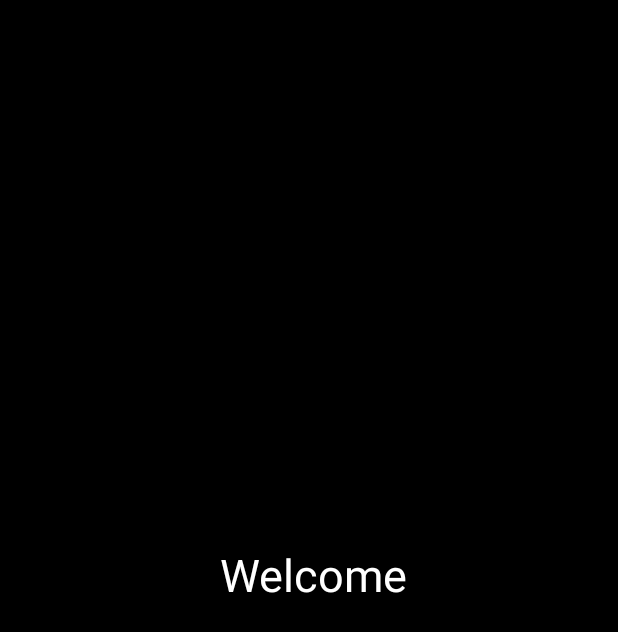
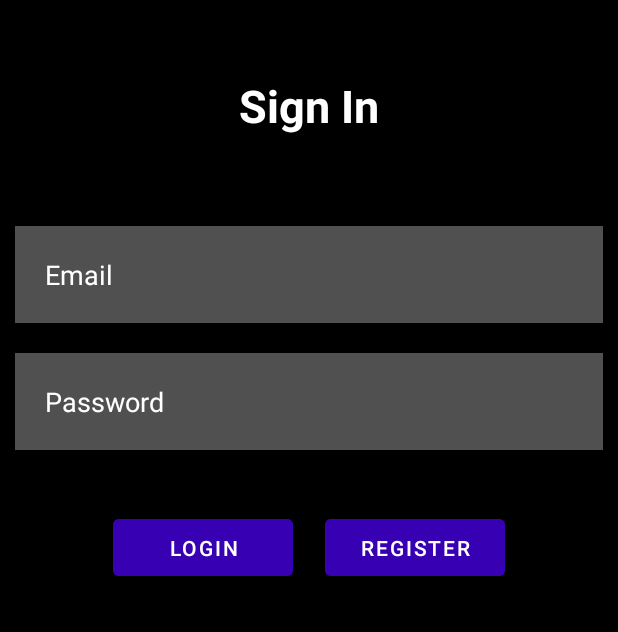
Before and after one commit to checkincheckoutorg/cico-application, an Android app: the screen it shows after launch (NextActivity before the commit, LoginActivity after it), on a phone screen of 412 x 824 dp. Shown: the top 632 px of the screen. Run offline under Robolectric (Android 15) with nearby library versions, the phone set to English and light mode, and no system bars; our stand-ins replace RxJava.

Commit message:
Added register and login pages
Register and login pages for Android app, along with Activity classes. Included connection to Node JS API

```diff
--- /dev/null
+++ b/CheckInCheckOut/app/src/main/java/com/example/checkincheckout/LoginActivity.java
@@ -0,0 +1,107 @@
+package com.example.checkincheckout;
+
+import android.content.Intent;
+import android.os.Build;
+import android.os.Bundle;
+import android.view.View;
+import android.widget.TextView;
+import android.widget.Toast;
+
+import androidx.annotation.RequiresApi;
+import androidx.appcompat.app.AppCompatActivity;
+
+import com.example.checkincheckout.Retrofit.INodeJS;
+import com.example.checkincheckout.Retrofit.RetrofitClient;
+import com.google.android.material.button.MaterialButton;
+
+import io.reactivex.android.schedulers.AndroidSchedulers;
+import io.reactivex.disposables.CompositeDisposable;
+import io.reactivex.functions.Consumer;
+import io.reactivex.schedulers.Schedulers;
+import retrofit2.Retrofit;
+
+public class LoginActivity extends AppCompatActivity {
+
+    INodeJS myAPI;
+    CompositeDisposable compositeDisposable = new CompositeDisposable();
+
+    TextView username, password;
+    String typedUsername;
+    MaterialButton btn_login, btn_register;
+
+    @Override
+    protected void onStop() {
+        compositeDisposable.clear();
+        super.onStop();
+    }
+
+    @Override
+    protected void onDestroy() {
+        compositeDisposable.clear();
+        super.onDestroy();
+    }
+
+    @Override
+    protected void onCreate(Bundle savedInstanceState) {
+        super.onCreate(savedInstanceState);
+        setContentView(R.layout.activity_login);
+
+        //init API
+        Retrofit retrofit = RetrofitClient.getInstance();
+        myAPI = retrofit.create(INodeJS.class);
+
+        //View
+        btn_login = (MaterialButton) findViewById(R.id.btn_signin);
+        btn_register = (MaterialButton) findViewById(R.id.btn_register);
+
+        username = (TextView) findViewById(R.id.email);
+        password = (TextView) findViewById(R.id.password);
+
+        //Event
+        btn_login.setOnClickListener(v -> loginUser(username.getText().toString(), password.getText().toString()));
+
+        btn_register.setOnClickListener(v -> {
+            Intent i = new Intent(LoginActivity.this, RegisterActivity.class);
+            i.putExtra("Name", username.getText().toString());
+            startActivity(i);
+        });
+
+/*        TextView username = (TextView) findViewById(R.id.email);
+        TextView password = (TextView) findViewById(R.id.password);
+
+        MaterialButton btn_login = (MaterialButton) findViewById(R.id.btn_signin);*/
+
+        /*// test
+        btn_login.setOnClickListener(v -> {
+            if(username.getText().toString().equals("admin") && password.getText().toString().equals("admin"))
+            {
+                //correct
+                Toast.makeText(LoginActivity.this, "Login successful", Toast.LENGTH_SHORT).show();
+            } else {
+                // incorrect
+                Toast.makeText(LoginActivity.this, "Login failed", Toast.LENGTH_SHORT).show();
+            }
+        });*/
+    }
+
+    private void loginUser(String email, String password) {
+        compositeDisposable.add(myAPI.loginUser(email,password)
+        .subscribeOn(Schedulers.io())
+            .observeOn(AndroidSchedulers.mainThread())
+            .subscribe(s -> {
+                if(s.contains("encrypted_password")) {
+                    Toast.makeText(LoginActivity.this, "Login Successful!", Toast.LENGTH_SHORT).show();
+                    // Maybe here is where we can move to next activity after login
+                    Intent i = new Intent(LoginActivity.this, HomeActivity.class);
+                    i.putExtra("Name", username.getText().toString());
+                    startActivity(i);
+                    finish();
+                }
+                else {
+                    Toast.makeText(LoginActivity.this, ""+s, Toast.LENGTH_SHORT).show();
+                    // Maybe here is where we can move user to Register
+                }
+            })
+        );
+    }
+}
--- a/CheckInCheckOut/app/src/main/java/com/example/checkincheckout/MainActivity.java
+++ b/CheckInCheckOut/app/src/main/java/com/example/checkincheckout/MainActivity.java
@@ -26,6 +26,6 @@ public class MainActivity extends AppCompatActivity {
                 startActivity(i);
                 finish();
             }
-        },5000);
+        },2500);
     }
 }
--- a/CheckInCheckOut/app/src/main/java/com/example/checkincheckout/NextActivity.java
+++ b/CheckInCheckOut/app/src/main/java/com/example/checkincheckout/NextActivity.java
@@ -1,14 +1,25 @@
 package com.example.checkincheckout;
 
+import androidx.annotation.RequiresApi;
 import androidx.appcompat.app.AppCompatActivity;
 
+import android.content.Intent;
+import android.os.Build;
 import android.os.Bundle;
+import android.os.Handler;
 
 public class NextActivity extends AppCompatActivity {
+    Handler h = new Handler();
 
+    @RequiresApi(api = Build.VERSION_CODES.P)
     @Override
     protected void onCreate(Bundle savedInstanceState) {
         super.onCreate(savedInstanceState);
         setContentView(R.layout.activity_next);
+        h.postDelayed(() -> {
+            Intent i = new Intent(NextActivity.this, LoginActivity.class);
+            startActivity(i);
+            finish();
+        },2500);
     }
 }
--- /dev/null
+++ b/CheckInCheckOut/app/src/main/java/com/example/checkincheckout/Retrofit/INodeJS.java
@@ -0,0 +1,21 @@
+package com.example.checkincheckout.Retrofit;
+
+import io.reactivex.Observable;
+
+import retrofit2.http.Field;
+import retrofit2.http.FormUrlEncoded;
+import retrofit2.http.POST;
+
+public interface INodeJS {
+    @POST("register")
+    @FormUrlEncoded
+    Observable<String> registerUser(@Field("email") String email,
+                                    @Field("firstName") String firstName,
+                                    @Field("lastName") String lastName,
+                                    @Field("password") String password);
+
+    @POST("login")
+    @FormUrlEncoded
+    Observable<String> loginUser(@Field("email") String email,
+                                    @Field("password") String password);
+}
--- /dev/null
+++ b/CheckInCheckOut/app/src/main/java/com/example/checkincheckout/Retrofit/RetrofitClient.java
@@ -0,0 +1,20 @@
+package com.example.checkincheckout.Retrofit;
+
+import retrofit2.Retrofit;
+import retrofit2.adapter.rxjava2.RxJava2CallAdapterFactory;
+import retrofit2.converter.scalars.ScalarsConverterFactory;
+
+public class RetrofitClient {
+    private static Retrofit instance;
+
+    public static Retrofit getInstance() {
+        if(instance == null) {
+            instance = new Retrofit.Builder()
+                    .baseUrl("http://10.0.2.2:3000/")
+                    .addConverterFactory(ScalarsConverterFactory.create())
+                    .addCallAdapterFactory(RxJava2CallAdapterFactory.create())
+                    .build();
+        }
+        return instance;
+    }
+}
--- /dev/null
+++ b/CheckInCheckOut/app/src/main/res/layout/activity_login.xml
@@ -0,0 +1,79 @@
+<?xml version="1.0" encoding="utf-8"?>
+<RelativeLayout xmlns:android="http://schemas.android.com/apk/res/android"
+    xmlns:app="http://schemas.android.com/apk/res-auto"
+    xmlns:tools="http://schemas.android.com/tools"
+    android:layout_width="match_parent"
+    android:layout_height="match_parent"
+    android:background="@color/black"
+    tools:context=".LoginActivity">
+
+    <TextView
+        android:id="@+id/signin"
+        android:layout_width="match_parent"
+        android:layout_height="wrap_content"
+        android:layout_marginStart="192dp"
+        android:layout_marginTop="333dp"
+        android:layout_margin="50dp"
+        android:gravity="center"
+        android:text="@string/sign_in"
+        android:textColor="@color/white"
+        android:textSize="30sp"
+        android:textStyle="bold"
+        app:layout_constraintTop_toTopOf="parent"
+        app:layout_constraintVertical_bias="0" />
+
+    <EditText
+        android:layout_width="match_parent"
+        android:layout_height="wrap_content"
+        android:id="@+id/email"
+        android:layout_below="@+id/signin"
+        android:background="#50ffffff"
+        android:hint="Email"
+        android:textColorHint="@color/white"
+        android:textColor="@color/white"
+        android:layout_margin="10dp"
+        android:layout_marginTop="10dp"
+        android:padding="20dp" />
+
+    <EditText
+        android:layout_width="match_parent"
+        android:layout_height="wrap_content"
+        android:id="@+id/password"
+        android:layout_below="@+id/email"
+        android:background="#50ffffff"
+        android:hint="@string/password"
+        android:textColorHint="@color/white"
+        android:textColor="@color/white"
+        android:layout_margin="10dp"
+        android:padding="20dp"
+        android:inputType="textPassword"
+        />
+
+    <com.google.android.material.button.MaterialButton
+        android:id="@+id/btn_signin"
+        android:layout_width="120dp"
+        android:layout_height="50dp"
+        android:layout_below="@id/password"
+        android:layout_marginStart="75dp"
+        android:layout_marginTop="30dp"
+        android:layout_marginEnd="90dp"
+        android:layout_marginBottom="90dp"
+        android:backgroundTint="@color/purple_700"
+        android:text="Login"
+        android:textAlignment="center"
+        app:layout_constraintHorizontal_bias="0" />
+
+    <com.google.android.material.button.MaterialButton
+        android:id="@+id/btn_register"
+        android:layout_width="120dp"
+        android:layout_height="50dp"
+        android:layout_below="@id/password"
+        android:layout_marginStart="75dp"
+        android:layout_marginTop="30dp"
+        android:layout_marginEnd="75dp"
+        android:layout_marginBottom="90dp"
+        android:backgroundTint="@color/purple_700"
+        android:text="@string/register"
+        android:layout_alignParentEnd="true" />
+
+</RelativeLayout>
--- a/CheckInCheckOut/app/src/main/res/values/strings.xml
+++ b/CheckInCheckOut/app/src/main/res/values/strings.xml
@@ -1,3 +1,7 @@
 <resources>
     <string name="app_name">CheckInCheckOut</string>
+    <string name="sign_in">Sign In</string>
+    <string name="register">Register</string>
+    <string name="password">Password</string>
+    <string name="confirm_password">Confirm Password</string>
 </resources>
--- /dev/null
+++ b/CheckInCheckOut/app/src/main/res/xml/network_security_config.xml
@@ -0,0 +1,6 @@
+<?xml version="1.0" encoding="utf-8"?>
+<network-security-config>
+    <domain-config cleartextTrafficPermitted="true">
+        <domain includeSubdomains="true">api.example.com(to be adjusted)</domain>
+    </domain-config>
+</network-security-config>
--- a/CheckInCheckOut/build.gradle
+++ b/CheckInCheckOut/build.gradle
@@ -5,7 +5,7 @@ buildscript {
         mavenCentral()
     }
     dependencies {
-        classpath "com.android.tools.build:gradle:7.0.2"
+        classpath 'com.android.tools.build:gradle:7.0.3'
 
         // NOTE: Do not place your application dependencies here; they belong
         // in the individual module build.gradle files
--- a/CheckInCheckOut/settings.gradle
+++ b/CheckInCheckOut/settings.gradle
@@ -3,8 +3,11 @@ dependencyResolutionManagement {
     repositories {
         google()
         mavenCentral()
+        maven { url "https://jitpack.io" }
+        maven { url "https://dl.bintray.com/drummer-aidan/maven/" }
         jcenter() // Warning: this repository is going to shut down soon
     }
 }
+
 rootProject.name = "CheckInCheckOut"
 include ':app'
```
Also changed, not shown: CheckInCheckOut/app/build.gradle (+8 -0 lines), CheckInCheckOut/app/src/main/AndroidManifest.xml (+11 -1 lines), CheckInCheckOut/app/src/main/java/com/example/checkincheckout/HomeActivity.java (added, +59 -0 lines), CheckInCheckOut/app/src/main/java/com/example/checkincheckout/RegisterActivity.java (added, +91 -0 lines), CheckInCheckOut/app/src/main/res/layout/activity_home.xml (added, +35 -0 lines), CheckInCheckOut/app/src/main/res/layout/activity_register.xml (added, +104 -0 lines).
